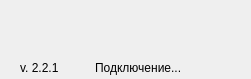
The window that helloy.ui (CauMoHDeveloper/VKPlayer) describes before a commit, drawn with Qt 5.
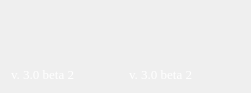
The same window after the commit. Icons and pictures are not drawn.

Diff of the .ui file:
```diff
--- a/helloy.ui
+++ b/helloy.ui
@@ -7,7 +7,7 @@
     <x>0</x>
     <y>0</y>
     <width>251</width>
-    <height>79</height>
+    <height>90</height>
    </rect>
   </property>
   <property name="windowTitle">
@@ -20,32 +20,45 @@
   <property name="autoFillBackground">
    <bool>true</bool>
   </property>
-  <widget class="QLabel" name="logo">
-   <property name="geometry">
-    <rect>
-     <x>10</x>
-     <y>10</y>
-     <width>231</width>
-     <height>51</height>
-    </rect>
-   </property>
-   <property name="text">
-    <string/>
-   </property>
-  </widget>
-  <widget class="QLabel" name="label">
-   <property name="geometry">
-    <rect>
-     <x>20</x>
-     <y>60</y>
-     <width>221</width>
-     <height>16</height>
-    </rect>
-   </property>
-   <property name="text">
-    <string>v. 2.2.1           Подключение...</string>
-   </property>
-  </widget>
+  <layout class="QGridLayout" name="gridLayout" rowminimumheight="50,0">
+   <item row="1" column="1">
+    <widget class="QLabel" name="label">
+     <property name="font">
+      <font>
+       <family>Georgia</family>
+       <pointsize>10</pointsize>
+       <weight>50</weight>
+       <bold>false</bold>
+      </font>
+     </property>
+     <property name="text">
+      <string>&lt;html&gt;&lt;head/&gt;&lt;body&gt;&lt;p&gt;&lt;span style=&quot; color:#ffffff;&quot;&gt;v. 3.0 beta 2&lt;/span&gt;&lt;/p&gt;&lt;/body&gt;&lt;/html&gt;</string>
+     </property>
+    </widget>
+   </item>
+   <item row="1" column="0">
+    <widget class="QLabel" name="label_2">
+     <property name="font">
+      <font>
+       <family>Georgia</family>
+       <pointsize>10</pointsize>
+       <weight>50</weight>
+       <bold>false</bold>
+      </font>
+     </property>
+     <property name="text">
+      <string>&lt;html&gt;&lt;head/&gt;&lt;body&gt;&lt;p&gt;&lt;span style=&quot; color:#ffffff;&quot;&gt;v. 3.0 beta 2&lt;/span&gt;&lt;/p&gt;&lt;/body&gt;&lt;/html&gt;</string>
+     </property>
+    </widget>
+   </item>
+   <item row="0" column="0" colspan="2">
+    <widget class="QLabel" name="logo">
+     <property name="text">
+      <string/>
+     </property>
+    </widget>
+   </item>
+  </layout>
  </widget>
  <resources>
   <include location="res.qrc"/>
```
